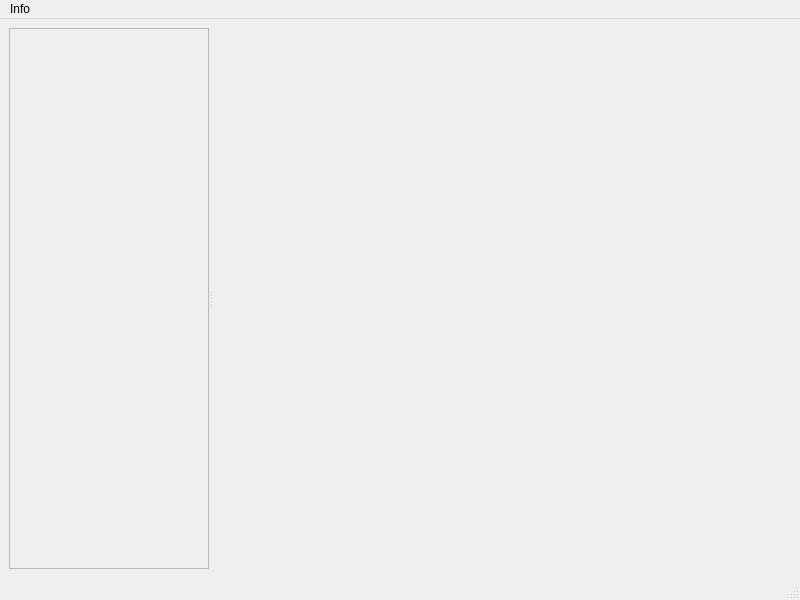
Above: mainwindow/mainwindow.ui from GirvitAlexander/Graph before the change. Below: the same form after it.
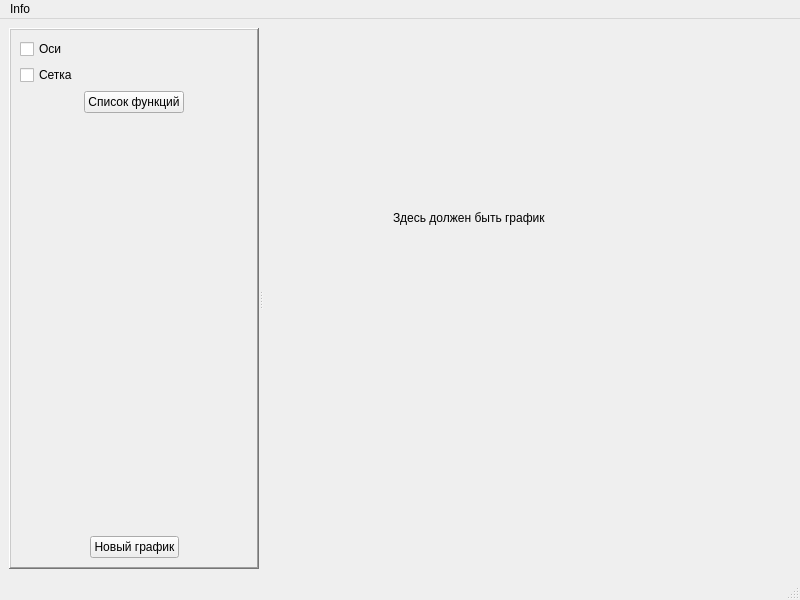
That is the form after the change.

Commit message: Create interface programm + add precompiled header

Patch:
```diff
--- a/mainwindow/mainwindow.ui
+++ b/mainwindow/mainwindow.ui
@@ -17,13 +17,28 @@
    <layout class="QHBoxLayout" name="horizontalLayout">
     <item>
      <widget class="QSplitter" name="splitter">
+      <property name="frameShape">
+       <enum>QFrame::NoFrame</enum>
+      </property>
       <property name="orientation">
        <enum>Qt::Horizontal</enum>
       </property>
       <widget class="QFrame" name="frame">
+       <property name="sizePolicy">
+        <sizepolicy hsizetype="Fixed" vsizetype="Preferred">
+         <horstretch>0</horstretch>
+         <verstretch>0</verstretch>
+        </sizepolicy>
+       </property>
+       <property name="minimumSize">
+        <size>
+         <width>0</width>
+         <height>0</height>
+        </size>
+       </property>
        <property name="maximumSize">
         <size>
-         <width>200</width>
+         <width>250</width>
          <height>16777215</height>
         </size>
        </property>
@@ -31,13 +46,145 @@
         <bool>true</bool>
        </property>
        <property name="frameShape">
-        <enum>QFrame::StyledPanel</enum>
+        <enum>QFrame::WinPanel</enum>
        </property>
        <property name="frameShadow">
         <enum>QFrame::Raised</enum>
        </property>
+       <property name="lineWidth">
+        <number>2</number>
+       </property>
+       <property name="midLineWidth">
+        <number>2</number>
+       </property>
+       <layout class="QVBoxLayout" name="verticalLayout">
+        <item>
+         <widget class="QCheckBox" name="checkBox">
+          <property name="text">
+           <string>Оси</string>
+          </property>
+         </widget>
+        </item>
+        <item>
+         <widget class="QCheckBox" name="checkBox_2">
+          <property name="text">
+           <string>Сетка</string>
+          </property>
+         </widget>
+        </item>
+        <item>
+         <layout class="QHBoxLayout" name="horizontalLayout_2">
+          <item>
+           <spacer name="horizontalSpacer">
+            <property name="orientation">
+             <enum>Qt::Horizontal</enum>
+            </property>
+            <property name="sizeHint" stdset="0">
+             <size>
+              <width>40</width>
+              <height>20</height>
+             </size>
+            </property>
+           </spacer>
+          </item>
+          <item>
+           <widget class="QPushButton" name="listGraphs">
+            <property name="text">
+             <string>Список функций</string>
+            </property>
+           </widget>
+          </item>
+          <item>
+           <spacer name="horizontalSpacer_2">
+            <property name="orientation">
+             <enum>Qt::Horizontal</enum>
+            </property>
+            <property name="sizeHint" stdset="0">
+             <size>
+              <width>40</width>
+              <height>20</height>
+             </size>
+            </property>
+           </spacer>
+          </item>
+         </layout>
+        </item>
+        <item>
+         <spacer name="verticalSpacer">
+          <property name="orientation">
+           <enum>Qt::Vertical</enum>
+          </property>
+          <property name="sizeHint" stdset="0">
+           <size>
+            <width>20</width>
+            <height>40</height>
+           </size>
+          </property>
+         </spacer>
+        </item>
+        <item>
+         <layout class="QHBoxLayout" name="horizontalLayout_3">
+          <item>
+           <spacer name="horizontalSpacer_3">
+            <property name="orientation">
+             <enum>Qt::Horizontal</enum>
+            </property>
+            <property name="sizeHint" stdset="0">
+             <size>
+              <width>40</width>
+              <height>20</height>
+             </size>
+            </property>
+           </spacer>
+          </item>
+          <item>
+           <widget class="QPushButton" name="newGraphs">
+            <property name="text">
+             <string>Новый график</string>
+            </property>
+           </widget>
+          </item>
+          <item>
+           <spacer name="horizontalSpacer_4">
+            <property name="orientation">
+             <enum>Qt::Horizontal</enum>
+            </property>
+            <property name="sizeHint" stdset="0">
+             <size>
+              <width>40</width>
+              <height>20</height>
+             </size>
+            </property>
+           </spacer>
+          </item>
+         </layout>
+        </item>
+       </layout>
       </widget>
-      <widget class="QWidget" name="widget" native="true"/>
+      <widget class="QWidget" name="graphPlace" native="true">
+       <widget class="QLabel" name="label">
+        <property name="geometry">
+         <rect>
+          <x>130</x>
+          <y>140</y>
+          <width>191</width>
+          <height>100</height>
+         </rect>
+        </property>
+        <property name="minimumSize">
+         <size>
+          <width>100</width>
+          <height>100</height>
+         </size>
+        </property>
+        <property name="text">
+         <string>Здесь должен быть график</string>
+        </property>
+        <property name="textFormat">
+         <enum>Qt::AutoText</enum>
+        </property>
+       </widget>
+      </widget>
      </widget>
     </item>
    </layout>
```
Left out of the diff: 9 changed lines with no effect on the pictures. The commit also changes 7 other files.
